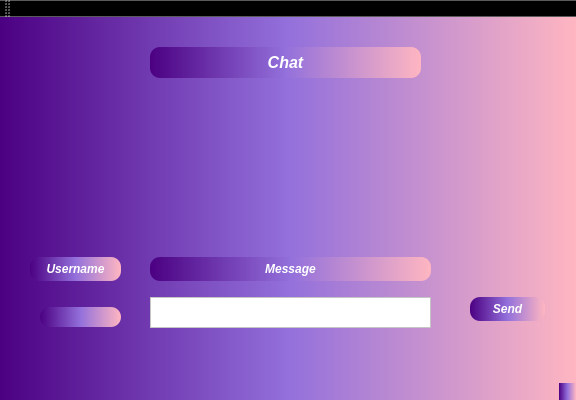
Before: the Qt Designer form ProjectC++/GraphicInterface/Chat.ui in andreeamacsim/ProjectModernCpp, drawn with Qt 5.
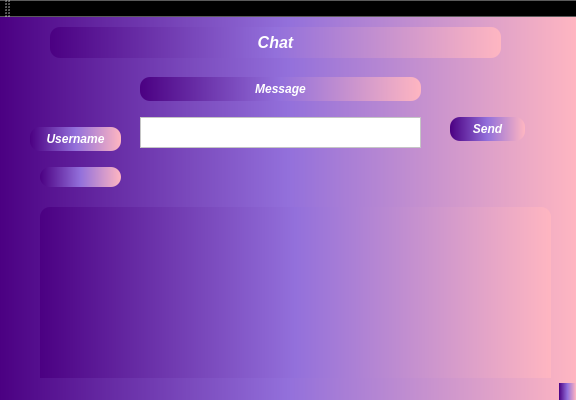
After: the same form once the commit is applied.

Commit message: I created the functionality of the Chat class so that when a lobby is found, the drawing interface will be open for the player, but also the one through which he can talk to the rest of the players

```diff
--- a/ProjectC++/GraphicInterface/Chat.ui
+++ b/ProjectC++/GraphicInterface/Chat.ui
@@ -21,8 +21,8 @@
    <widget class="QPushButton" name="pushButton">
     <property name="geometry">
      <rect>
-      <x>470</x>
-      <y>280</y>
+      <x>450</x>
+      <y>100</y>
       <width>75</width>
       <height>24</height>
      </rect>
@@ -45,9 +45,9 @@
    <widget class="QPushButton" name="pushButton_2">
     <property name="geometry">
      <rect>
-      <x>150</x>
-      <y>30</y>
-      <width>271</width>
+      <x>50</x>
+      <y>10</y>
+      <width>451</width>
       <height>31</height>
      </rect>
     </property>
@@ -71,7 +71,7 @@
     <property name="geometry">
      <rect>
       <x>30</x>
-      <y>240</y>
+      <y>110</y>
       <width>91</width>
       <height>24</height>
      </rect>
@@ -94,8 +94,8 @@
    <widget class="QPushButton" name="pushButton_4">
     <property name="geometry">
      <rect>
-      <x>150</x>
-      <y>240</y>
+      <x>140</x>
+      <y>60</y>
       <width>281</width>
       <height>24</height>
      </rect>
@@ -118,21 +118,22 @@
    <widget class="QTextEdit" name="textEdit">
     <property name="geometry">
      <rect>
-      <x>150</x>
-      <y>280</y>
+      <x>140</x>
+      <y>100</y>
       <width>281</width>
       <height>31</height>
      </rect>
     </property>
     <property name="styleSheet">
-     <string notr="true">background-color: white;</string>
+     <string notr="true">background-color: white;
+color: black</string>
     </property>
    </widget>
    <widget class="QLabel" name="label">
     <property name="geometry">
      <rect>
       <x>40</x>
-      <y>290</y>
+      <y>150</y>
       <width>81</width>
       <height>20</height>
      </rect>
@@ -146,6 +147,21 @@
      <string/>
     </property>
    </widget>
+   <widget class="QListWidget" name="listWidget">
+    <property name="geometry">
+     <rect>
+      <x>40</x>
+      <y>190</y>
+      <width>511</width>
+      <height>192</height>
+     </rect>
+    </property>
+    <property name="styleSheet">
+     <string notr="true">background-color: qlineargradient(spread:pad, x1:0, y1:0, x2:1, y2:0, stop:0 rgba(75, 0, 130, 255), stop:0.5 rgba(147, 112, 219, 255), stop:1 rgba(255, 182, 193, 255));
+color: white;
+border-radius: 10px;</string>
+    </property>
+   </widget>
   </widget>
   <widget class="QMenuBar" name="menuBar">
    <property name="geometry">
```
The commit also changes 4 other files.
